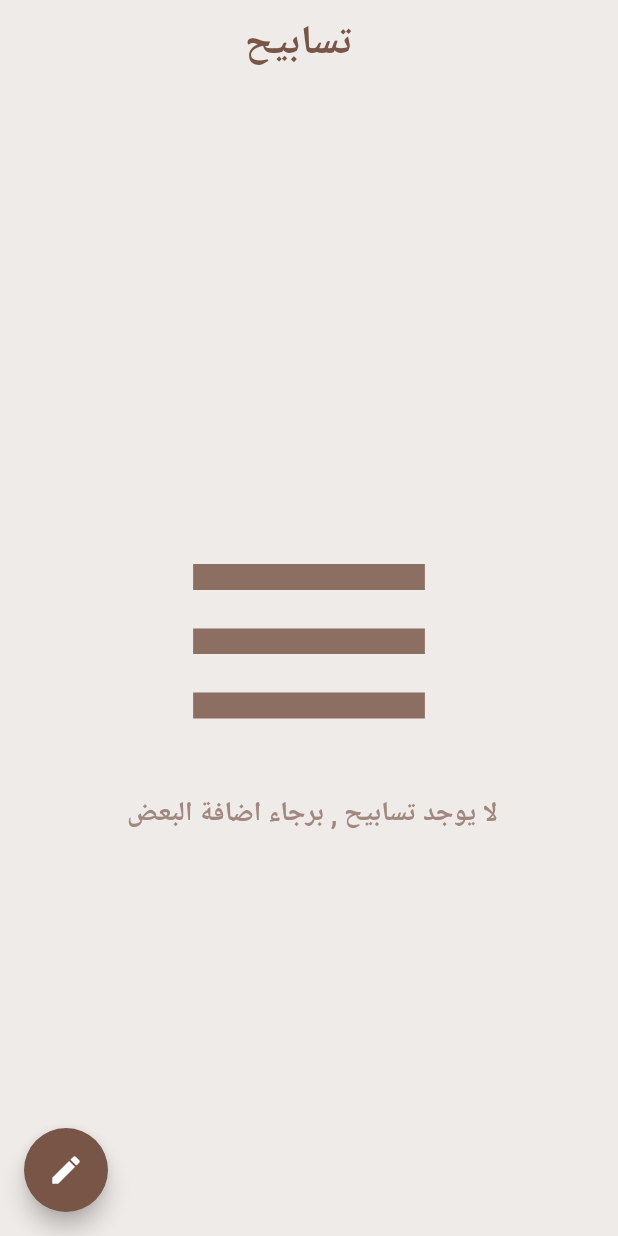
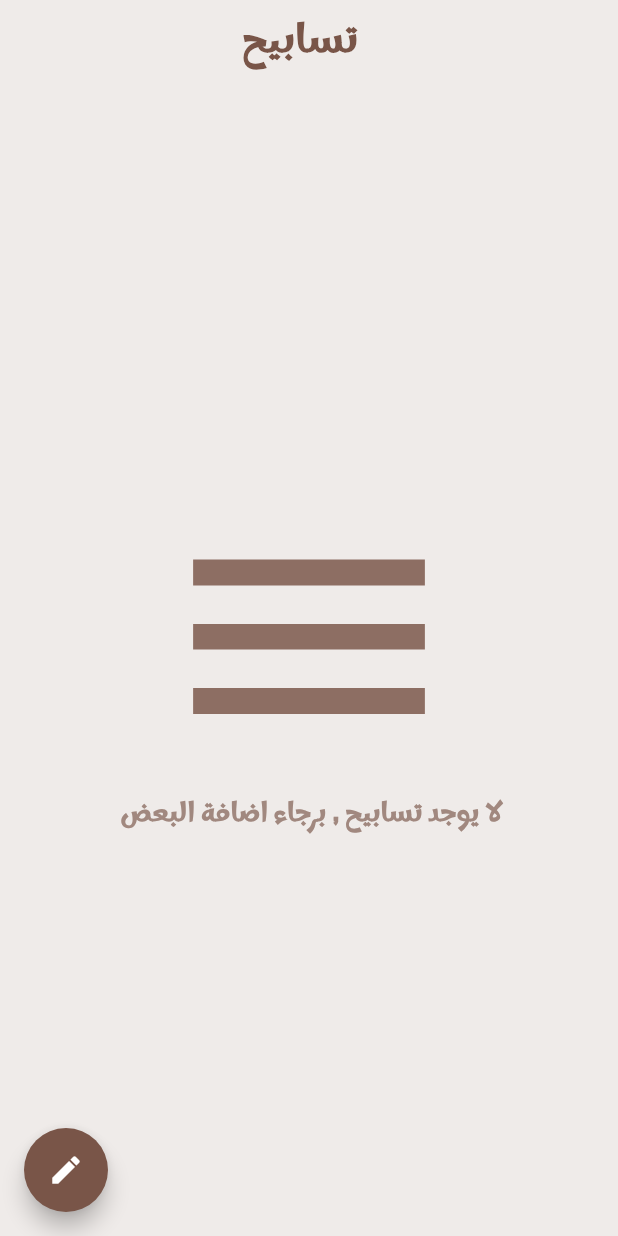
Before and after one commit to mostafaramadanhamed/taspeh_app, a Flutter app: the screen it shows after launch, on a phone screen of 412 x 824 dp. Run offline on Flutter 3.47's test engine with Material 2 defaults, Android fonts, the phone set to English and light mode, and no system bars; our stand-ins replace conditional_builder_null_safety, flutter_bloc, sqflite; accounts and stored records are empty.

Commit message:
add marhey font

```diff
--- a/lib/main.dart
+++ b/lib/main.dart
@@ -13,7 +13,7 @@ import 'package:tutorial/screens/test.dart';
      return MaterialApp(
        debugShowCheckedModeBanner: false,
       theme:lightTheme,
-       home:Directionality(
+       home:const Directionality(
            textDirection: TextDirection.rtl,
            child: AzLayoutScreen())
      );
--- a/lib/screens/compnents.dart
+++ b/lib/screens/compnents.dart
@@ -158,7 +158,7 @@ AlertDialog alertDialog(context, Map<dynamic, dynamic> model) {
   // set up the AlertDialog
   AlertDialog alert = AlertDialog(
     backgroundColor: defaultColor[50],
-    title: Text(MyStrings.delete,style: TextStyle(
+    title: Text(MyStrings.delete,textDirection:TextDirection.rtl,style: TextStyle(
       fontSize: 19.0,
       fontWeight: FontWeight.bold,
       color: defaultColor[400],
@@ -263,8 +263,8 @@ Widget myDivider() => Padding(
   ),
   child: Container(
     width: double.infinity,
-    height: 1.3,
-    color: defaultColor[400],
+    height: .8,
+    color: defaultColor.shade200,
   ),
 );
 
--- a/lib/screens/test.dart
+++ b/lib/screens/test.dart
@@ -43,7 +43,7 @@ class _AzLayoutScreenState extends State<AzLayoutScreen> {
                   fontSize: 27.0,
                   fontWeight: FontWeight.bold,
                   color: defaultColor,
-
+                  fontFamily: 'Marhey',
                 ),textAlign: TextAlign.center,
                 ),
               ),
--- a/lib/shared/styeles/theme.dart
+++ b/lib/shared/styeles/theme.dart
@@ -3,8 +3,7 @@ import 'package:flutter/services.dart';
 import 'package:tutorial/shared/styeles/color.dart';
 ThemeData lightTheme =  ThemeData(
 
-
-
+  fontFamily: 'Marhey',
   primarySwatch: defaultColor,
 
 
@@ -107,7 +106,7 @@ ThemeData lightTheme =  ThemeData(
 
 
     bodyText1: TextStyle(
-
+      fontFamily: 'Marhey',
 
 
       fontSize:18.0,
@@ -124,7 +123,7 @@ ThemeData lightTheme =  ThemeData(
 
     ),
 subtitle1: TextStyle(
-
+  fontFamily: 'Marhey',
   fontSize:14.0,
 
 height: 1.3,
```
Also changed, not shown: pubspec.yaml (+4 -4 lines), assets/fonts/Marhey-Regular.ttf (added), assets/icons/t1.png (deleted).
